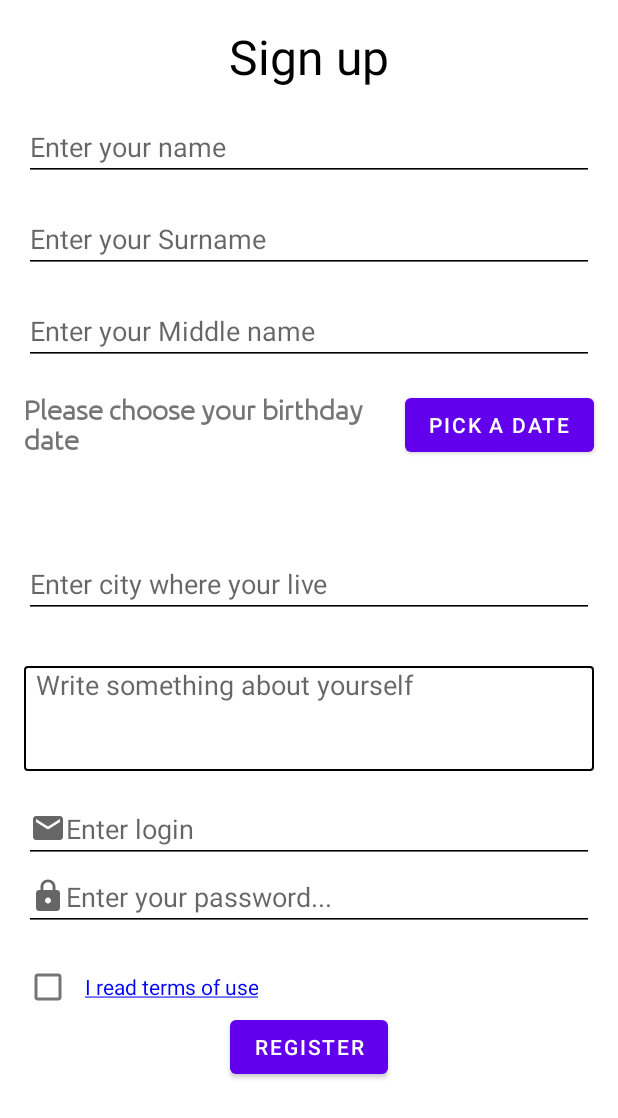
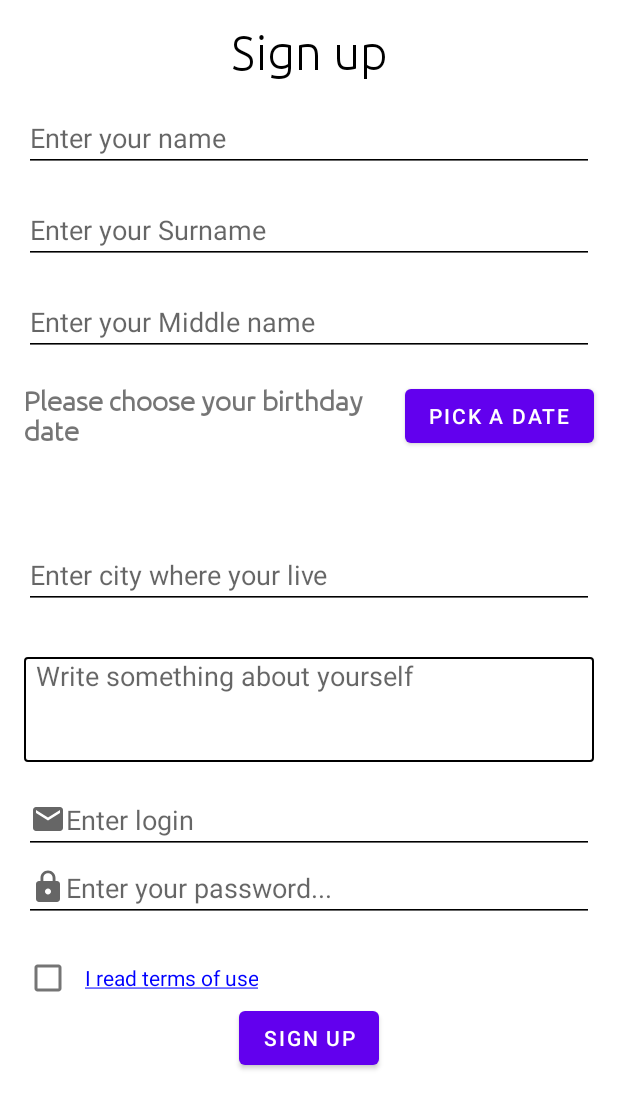
Before and after one commit to bakhus99/TechApp, an Android app: the RegisterFragment screen opened through its navigation route, on a phone screen of 412 x 824 dp. Shown: the top 1118 px of the screen. Run offline under Robolectric (Android 15) with nearby library versions, the phone set to English and light mode, and no system bars; our stand-ins replace Firebase (no records; nobody signed in at launch, a user with empty details on screens opened directly), navigation-ui.

Commit message:
fixes #3

```diff
--- a/app/src/main/res/layout/fragment_register.xml
+++ b/app/src/main/res/layout/fragment_register.xml
@@ -19,6 +19,7 @@
             android:text="@string/register"
             android:textColor="@color/black"
             android:textSize="32sp"
+            android:fontFamily="@font/ubuntu_light"
             app:layout_constraintEnd_toEndOf="parent"
             app:layout_constraintStart_toStartOf="parent"
             app:layout_constraintTop_toTopOf="parent" />
@@ -185,7 +186,7 @@
             android:layout_width="wrap_content"
             android:layout_height="wrap_content"
             android:layout_marginBottom="16dp"
-            android:text="Register"
+            android:text="@string/register"
             app:layout_constraintBottom_toBottomOf="parent"
             app:layout_constraintEnd_toEndOf="parent"
             app:layout_constraintStart_toStartOf="parent" />
--- a/app/src/main/res/navigation/nav_graph.xml
+++ b/app/src/main/res/navigation/nav_graph.xml
@@ -58,14 +58,6 @@
         android:label="fragment_profile"
         tools:layout="@layout/fragment_profile" />
     <fragment
-        android:id="@+id/datePickerFragment"
-        android:name="com.student.techapp.DatePickerFragment"
-        android:label="DatePickerFragment" >
-        <action
-            android:id="@+id/action_datePickerFragment_to_registerFragment"
-            app:destination="@id/registerFragment" />
-    </fragment>
-    <fragment
         android:id="@+id/pdfViewFragment"
         android:name="com.student.techapp.ui.PdfViewFragment"
         android:label="fragment_pdf_view"
```
